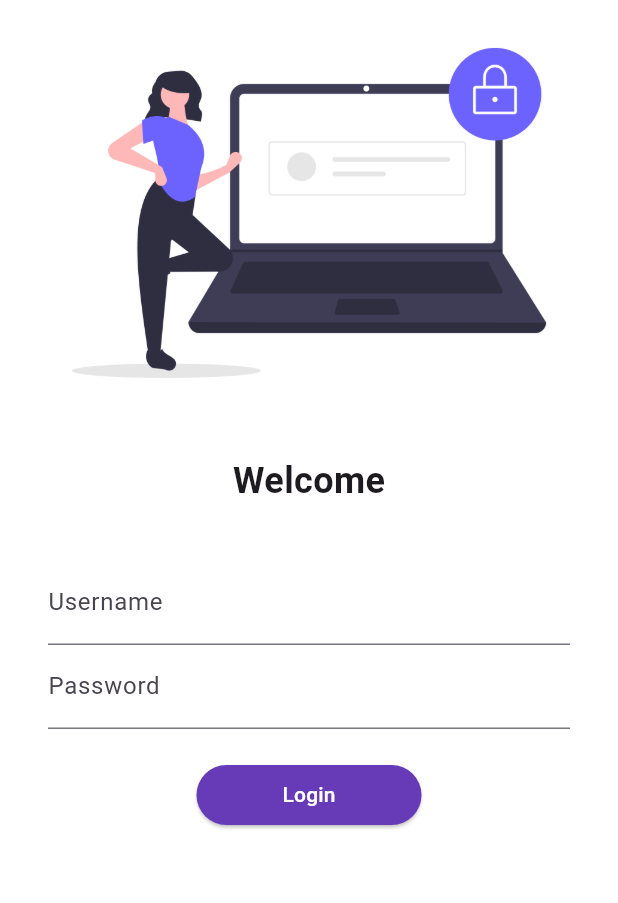
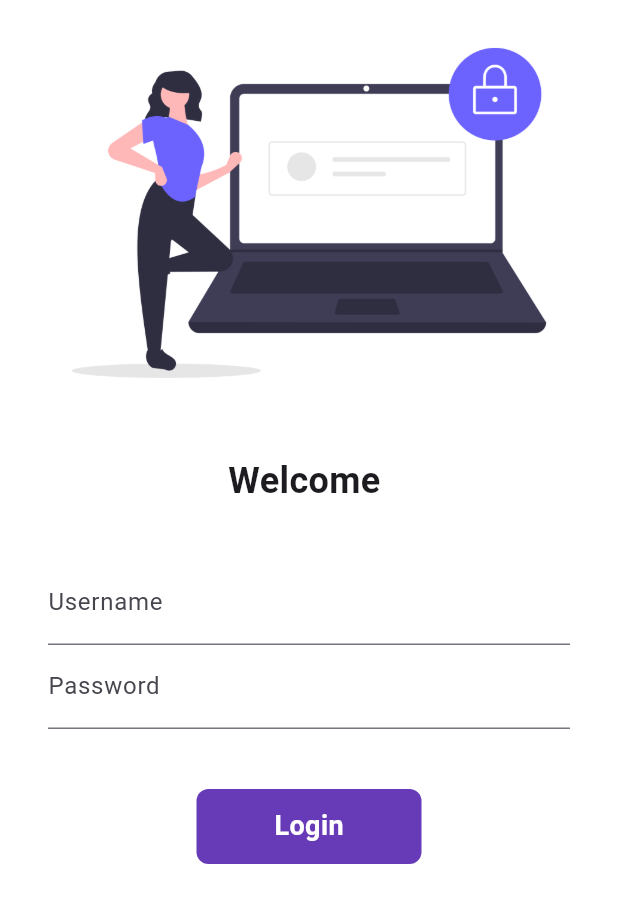
Before and after one commit to samay-shxrma/flutter_catalog, a Flutter app: the screen it shows after launch, on a phone screen of 412 x 824 dp. Shown: the top 903 px of the screen. Run offline on Flutter 3.47's test engine with Material 3 defaults, Android fonts, the phone set to English and light mode, and no system bars; our stand-ins replace google_fonts.

Commit message:
Day 6 Completed

```diff
--- a/lib/pages/login_page.dart
+++ b/lib/pages/login_page.dart
@@ -1,8 +1,16 @@
 import 'package:flutter/material.dart';
 import 'package:flutter_catalog/utils/routes.dart';
 
-class LoginPage extends StatelessWidget {
+class LoginPage extends StatefulWidget {
   const LoginPage({super.key});
+
+  @override
+  State<LoginPage> createState() => _LoginPageState();
+}
+
+class _LoginPageState extends State<LoginPage> {
+String name = "";
+bool changeButton = false;
 
   @override
   Widget build(BuildContext context) {
@@ -19,7 +27,7 @@ class LoginPage extends StatelessWidget {
               height: 20,
             ),
             Text(
-              'Welcome',
+              "Welcome $name",
               style: TextStyle(
                 fontSize: 24,
                 fontWeight: FontWeight.bold,
@@ -37,6 +45,12 @@ class LoginPage extends StatelessWidget {
                       hintText: 'Enter Username',
                       labelText: 'Username',
                     ),
+                    onChanged: (value) {
+                      name = value;
+                      setState(() {
+
+                      });
+                    },
                   ),
                   TextFormField(
                     obscureText: true,
@@ -46,20 +60,33 @@ class LoginPage extends StatelessWidget {
                     ),
                   ),
                   SizedBox(
-                    height: 20,
+                    height: 40,
                   ),
-                  ElevatedButton(
-                    onPressed: () {
-                      Navigator.pushNamed(context, MyRoutes.homeRoute);
-                    },
-                    child: Text(
-                      'Login',
-                      style: TextStyle(color: Colors.white),
+                 InkWell(
+                  onTap: () async {
+                   setState(() {
+                     changeButton = true;
+                   });
+                   await Future.delayed(Duration(seconds: 1));
+                   Navigator.pushNamed(context, MyRoutes.homeRoute);
+                  },
+                   child: AnimatedContainer(
+                    duration: Duration(seconds: 1),
+
+                   // color: Colors.deepPurple,
+                    width: changeButton?50:150,
+                    height: 50,
+                    alignment: Alignment.center,
+                    child: changeButton?Icon(Icons.done,color: Colors.white,):Text('Login',style: TextStyle(color: Colors.white,fontSize: 18,fontWeight: FontWeight.bold),
                     ),
-                    style: TextButton.styleFrom(
-                        minimumSize: Size(150, 40),
-                        backgroundColor: Colors.deepPurple),
-                  ),
+                    decoration: BoxDecoration(
+
+                      color: Colors.deepPurple,
+                      borderRadius: BorderRadius.circular(changeButton?50:8),
+                    )
+
+                   ),
+                 )
                 ],
               ),
             )
```
